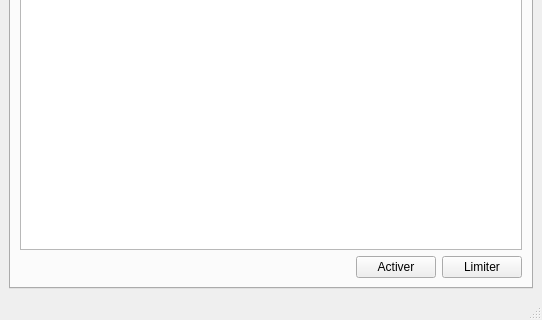
Qt form uidashboard.ui (TURKEYSTAR/Bank) before a commit; both pictures show x 0 to 542 and y 221 to 541 of the 542 by 541 pixel window.
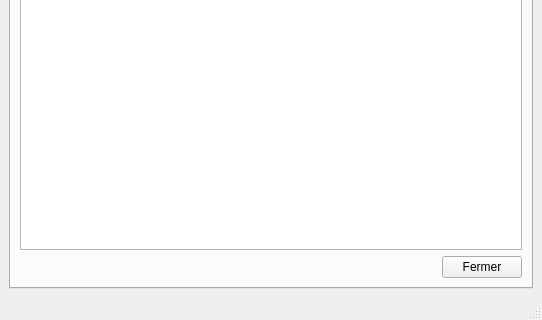
The same form after that commit. The open tabs and pages were chosen to show the change.

Patch:
```diff
--- a/uidashboard.ui
+++ b/uidashboard.ui
@@ -251,20 +251,6 @@
         </item>
         <item>
          <layout class="QGridLayout" name="gridLayout">
-          <item row="0" column="1">
-           <widget class="QPushButton" name="pushButtonActiver">
-            <property name="text">
-             <string>Activer</string>
-            </property>
-           </widget>
-          </item>
-          <item row="0" column="2">
-           <widget class="QPushButton" name="pushButtonLimiter">
-            <property name="text">
-             <string>Limiter</string>
-            </property>
-           </widget>
-          </item>
           <item row="0" column="0">
            <spacer name="horizontalSpacer_2">
             <property name="orientation">
@@ -278,6 +264,13 @@
             </property>
            </spacer>
           </item>
+          <item row="0" column="1">
+           <widget class="QPushButton" name="pushButtonFermer_2">
+            <property name="text">
+             <string>Fermer</string>
+            </property>
+           </widget>
+          </item>
          </layout>
         </item>
        </layout>
```
